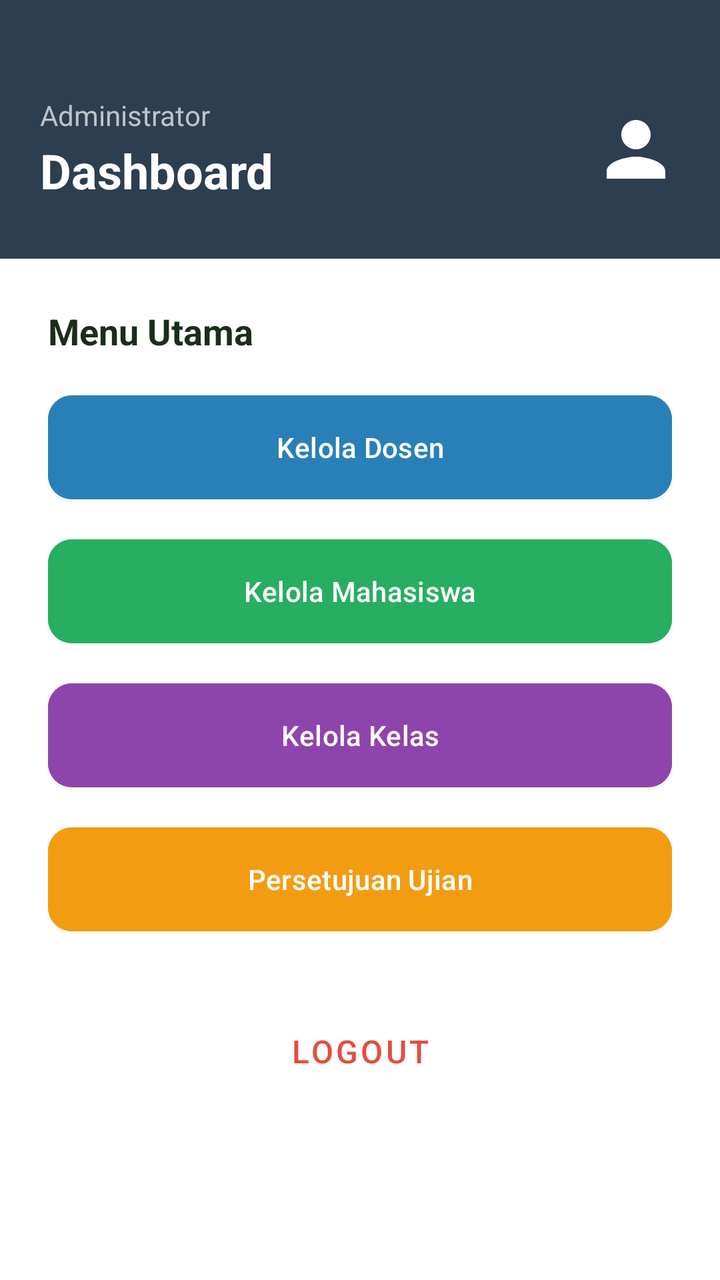
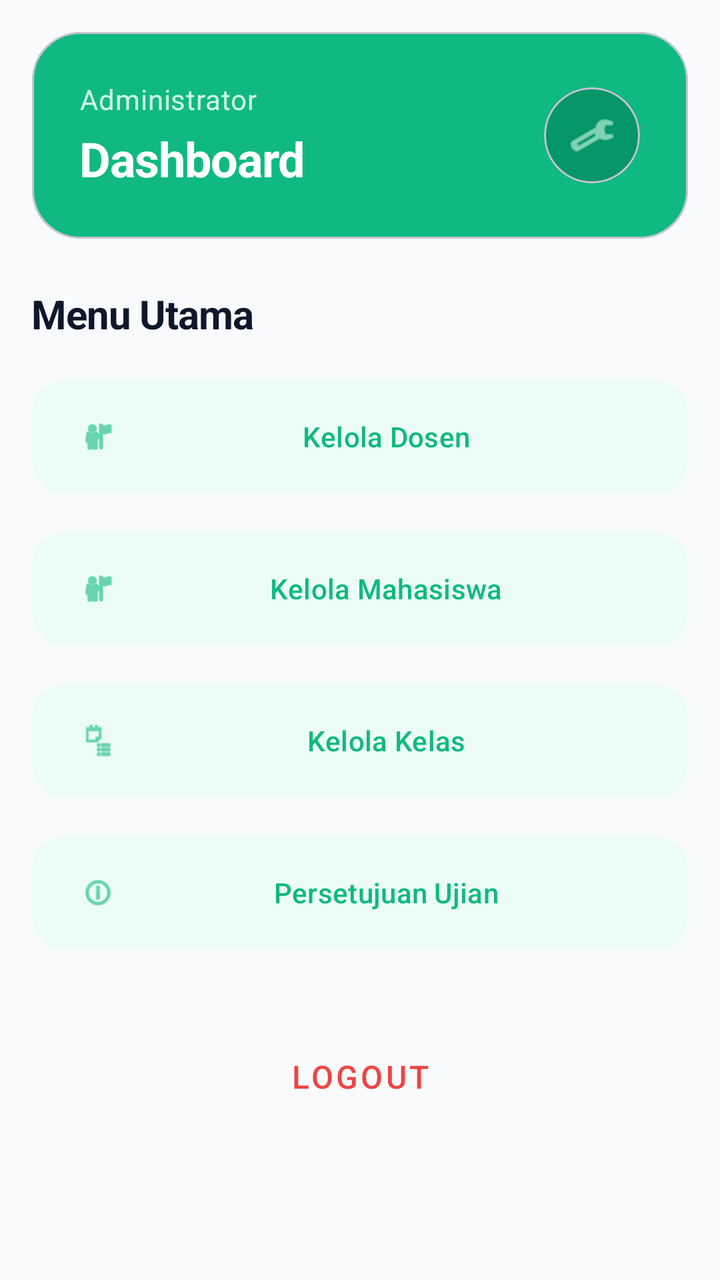

Before-and-after screenshots of an Android layout around one commit, followed by the original layout XML and the change that was made.
<!-- AndroidManifest.xml: application theme Theme.IFUnjaniExam -->
<!-- res/layout/activity_admin_dashboard.xml -->
<?xml version="1.0" encoding="utf-8"?>
<androidx.coordinatorlayout.widget.CoordinatorLayout xmlns:android="http://schemas.android.com/apk/res/android"
    xmlns:app="http://schemas.android.com/apk/res-auto"
    android:layout_width="match_parent"
    android:layout_height="match_parent"
    android:background="#ffffff">

    <androidx.core.widget.NestedScrollView
        android:layout_width="match_parent"
        android:layout_height="match_parent">

        <LinearLayout
            android:layout_width="match_parent"
            android:layout_height="wrap_content"
            android:orientation="vertical">

            
            <LinearLayout
                android:layout_width="match_parent"
                android:layout_height="wrap_content"
                android:background="#2c3e50"
                android:orientation="vertical"
                android:paddingStart="20dp"
                android:paddingEnd="20dp"
                android:paddingTop="48dp"
                android:paddingBottom="28dp">

                <LinearLayout
                    android:layout_width="match_parent"
                    android:layout_height="wrap_content"
                    android:gravity="center_vertical"
                    android:orientation="horizontal">

                    <LinearLayout
                        android:layout_width="0dp"
                        android:layout_height="wrap_content"
                        android:layout_weight="1"
                        android:orientation="vertical">

                        <TextView
                            android:layout_width="wrap_content"
                            android:layout_height="wrap_content"
                            android:text="Administrator"
                            android:textColor="#bdc3c7"
                            android:textSize="14sp" />

                        <TextView
                            android:layout_width="wrap_content"
                            android:layout_height="wrap_content"
                            android:layout_marginTop="2dp"
                            android:text="Dashboard"
                            android:textColor="#ffffff"
                            android:textSize="24sp"
                            android:textStyle="bold" />
                    </LinearLayout>

                    <ImageView
                        android:layout_width="44dp"
                        android:layout_height="44dp"
                        android:background="@drawable/ic_person"
                        app:tint="#bdc3c7"
                        android:contentDescription="Admin Profile" />
                </LinearLayout>
            </LinearLayout>

            
            <LinearLayout
                android:layout_width="match_parent"
                android:layout_height="wrap_content"
                android:orientation="vertical"
                android:padding="24dp">

                <TextView
                    android:layout_width="wrap_content"
                    android:layout_height="wrap_content"
                    android:layout_marginBottom="16dp"
                    android:text="Menu Utama"
                    android:textColor="#1a2e1a"
                    android:textSize="18sp"
                    android:textStyle="bold" />

                <com.google.android.material.button.MaterialButton
                    android:id="@+id/btnKelolaDosen"
                    android:layout_width="match_parent"
                    android:layout_height="60dp"
                    android:text="Kelola Dosen"
                    android:textColor="#ffffff"
                    android:backgroundTint="#2980b9"
                    app:cornerRadius="12dp"
                    android:layout_marginBottom="12dp" />

                <com.google.android.material.button.MaterialButton
                    android:id="@+id/btnKelolaMahasiswa"
                    android:layout_width="match_parent"
                    android:layout_height="60dp"
                    android:text="Kelola Mahasiswa"
                    android:textColor="#ffffff"
                    android:backgroundTint="#27ae60"
                    app:cornerRadius="12dp"
                    android:layout_marginBottom="12dp" />

                <com.google.android.material.button.MaterialButton
                    android:id="@+id/btnKelolaKelas"
                    android:layout_width="match_parent"
                    android:layout_height="60dp"
                    android:text="Kelola Kelas"
                    android:textColor="#ffffff"
                    android:backgroundTint="#8e44ad"
                    app:cornerRadius="12dp"
                    android:layout_marginBottom="12dp" />

                <com.google.android.material.button.MaterialButton
                    android:id="@+id/btnPersetujuan"
                    android:layout_width="match_parent"
                    android:layout_height="60dp"
                    android:text="Persetujuan Ujian"
                    android:textColor="#ffffff"
                    android:backgroundTint="#f39c12"
                    app:cornerRadius="12dp"
                    android:layout_marginBottom="32dp" />

                <com.google.android.material.button.MaterialButton
                    android:id="@+id/btnLogout"
                    style="@style/Widget.MaterialComponents.Button.TextButton"
                    android:layout_width="match_parent"
                    android:layout_height="wrap_content"
                    android:text="Logout"
                    android:textColor="#e74c3c"
                    android:textSize="16sp" />

            </LinearLayout>
        </LinearLayout>
    </androidx.core.widget.NestedScrollView>
</androidx.coordinatorlayout.widget.CoordinatorLayout>
<!-- resources referenced by this layout -->
<resources>
  <!-- drawable ic_person (drawable) -->
  <vector xmlns:android="http://schemas.android.com/apk/res/android"
      android:width="24dp"
      android:height="24dp"
      android:viewportWidth="24"
      android:viewportHeight="24"
      android:tint="#FFFFFF">
    <path
        android:fillColor="#FF000000"
        android:pathData="M12,12c2.21,0 4,-1.79 4,-4s-1.79,-4 -4,-4 -4,1.79 -4,4 1.79,4 4,4zm0,2c-2.67,0 -8,1.34 -8,4v2h16v-2c0,-2.66 -5.33,-4 -8,-4z"/>
  </vector>
  <style name="Theme.IFUnjaniExam" parent="Base.Theme.IFUnjaniExam" />
  <style name="Base.Theme.IFUnjaniExam" parent="Theme.Material3.DayNight.NoActionBar">
          
          
      </style>
</resources>

<!-- the commit's change to res/layout/activity_admin_dashboard.xml (unified diff, before → after) -->
@@ -3,11 +3,13 @@
     xmlns:app="http://schemas.android.com/apk/res-auto"
     android:layout_width="match_parent"
     android:layout_height="match_parent"
-    android:background="#ffffff">
+    android:background="#F8FAFC">
 
     <androidx.core.widget.NestedScrollView
         android:layout_width="match_parent"
-        android:layout_height="match_parent">
+        android:layout_height="match_parent"
+        android:clipToPadding="false"
+        android:paddingBottom="80dp">
 
         <LinearLayout
             android:layout_width="match_parent"
@@ -15,117 +17,149 @@
             android:orientation="vertical">
 
             
-            <LinearLayout
+            <com.google.android.material.card.MaterialCardView
                 android:layout_width="match_parent"
                 android:layout_height="wrap_content"
-                android:background="#2c3e50"
-                android:orientation="vertical"
-                android:paddingStart="20dp"
-                android:paddingEnd="20dp"
-                android:paddingTop="48dp"
-                android:paddingBottom="28dp">
+                android:layout_margin="16dp"
+                app:cardBackgroundColor="#10B981"
+                app:cardCornerRadius="24dp"
+                app:cardElevation="0dp">
 
                 <LinearLayout
                     android:layout_width="match_parent"
                     android:layout_height="wrap_content"
-                    android:gravity="center_vertical"
-                    android:orientation="horizontal">
+                    android:orientation="vertical"
+                    android:padding="24dp">
 
                     <LinearLayout
-                        android:layout_width="0dp"
+                        android:layout_width="match_parent"
                         android:layout_height="wrap_content"
-                        android:layout_weight="1"
-                        android:orientation="vertical">
+                        android:gravity="center_vertical"
+                        android:orientation="horizontal">
 
-                        <TextView
-                            android:layout_width="wrap_content"
+                        <LinearLayout
+                            android:layout_width="0dp"
                             android:layout_height="wrap_content"
-                            android:text="Administrator"
-                            android:textColor="#bdc3c7"
-                            android:textSize="14sp" />
+                            android:layout_weight="1"
+                            android:orientation="vertical">
 
-                        <TextView
-                            android:layout_width="wrap_content"
-                            android:layout_height="wrap_content"
-                            android:layout_marginTop="2dp"
-                            android:text="Dashboard"
-                            android:textColor="#ffffff"
-                            android:textSize="24sp"
-                            android:textStyle="bold" />
+                            <TextView
+                                android:layout_width="wrap_content"
+                                android:layout_height="wrap_content"
+                                android:text="Administrator"
+                                android:textColor="#D1FAE5"
+                                android:textSize="14sp"
+                                android:letterSpacing="0.02" />
+
+                            <TextView
+                                android:layout_width="wrap_content"
+                                android:layout_height="wrap_content"
+                                android:layout_marginTop="4dp"
+                                android:text="Dashboard"
+                                android:textColor="#FFFFFF"
+                                android:textSize="24sp"
+                                android:textStyle="bold"
+                                android:letterSpacing="-0.02" />
+                        </LinearLayout>
+
+                        
+                        <com.google.android.material.card.MaterialCardView
+                            android:layout_width="48dp"
+                            android:layout_height="48dp"
+                            app:cardCornerRadius="24dp"
+                            app:cardElevation="0dp"
+                            app:cardBackgroundColor="#059669">
+                            
+                            <ImageView
+                                android:layout_width="24dp"
+                                android:layout_height="24dp"
+                                android:layout_gravity="center"
+                                android:src="@android:drawable/ic_menu_manage"
+                                app:tint="#D1FAE5"
+                                android:contentDescription="Profile" />
+                        </com.google.android.material.card.MaterialCardView>
                     </LinearLayout>
-
-                    <ImageView
-                        android:layout_width="44dp"
-                        android:layout_height="44dp"
-                        android:background="@drawable/ic_person"
-                        app:tint="#bdc3c7"
-                        android:contentDescription="Admin Profile" />
                 </LinearLayout>
-            </LinearLayout>
+            </com.google.android.material.card.MaterialCardView>
 
             
             <LinearLayout
                 android:layout_width="match_parent"
                 android:layout_height="wrap_content"
                 android:orientation="vertical"
-                android:padding="24dp">
+                android:paddingHorizontal="16dp"
+                android:paddingTop="8dp">
 
                 <TextView
                     android:layout_width="wrap_content"
                     android:layout_height="wrap_content"
                     android:layout_marginBottom="16dp"
                     android:text="Menu Utama"
-                    android:textColor="#1a2e1a"
-                    android:textSize="18sp"
-                    android:textStyle="bold" />
+                    android:textColor="#0F172A"
+                    android:textSize="20sp"
+                    android:textStyle="bold"
+                    android:letterSpacing="-0.02" />
 
+                
                 <com.google.android.material.button.MaterialButton
                     android:id="@+id/btnKelolaDosen"
+                    style="@style/Widget.Material3.Button.TonalButton"
                     android:layout_width="match_parent"
-                    android:layout_height="60dp"
+                    android:layout_height="64dp"
                     android:text="Kelola Dosen"
-                    android:textColor="#ffffff"
-                    android:backgroundTint="#2980b9"
-                    app:cornerRadius="12dp"
+                    android:textColor="#10B981"
+                    android:backgroundTint="#ECFDF5"
+                    app:icon="@android:drawable/ic_menu_myplaces"
+                    app:iconTint="#10B981"
+                    app:cornerRadius="16dp"
                     android:layout_marginBottom="12dp" />
 
                 <com.google.android.material.button.MaterialButton
                     android:id="@+id/btnKelolaMahasiswa"
+                    style="@style/Widget.Material3.Button.TonalButton"
                     android:layout_width="match_parent"
-                    android:layout_height="60dp"
+                    android:layout_height="64dp"
                     android:text="Kelola Mahasiswa"
-                    android:textColor="#ffffff"
-                    android:backgroundTint="#27ae60"
-                    app:cornerRadius="12dp"
+                    android:textColor="#10B981"
+                    android:backgroundTint="#ECFDF5"
+                    app:icon="@android:drawable/ic_menu_myplaces"
+                    app:iconTint="#10B981"
+                    app:cornerRadius="16dp"
                     android:layout_marginBottom="12dp" />
 
                 <com.google.android.material.button.MaterialButton
                     android:id="@+id/btnKelolaKelas"
+                    style="@style/Widget.Material3.Button.TonalButton"
                     android:layout_width="match_parent"
-                    android:layout_height="60dp"
+                    android:layout_height="64dp"
                     android:text="Kelola Kelas"
-                    android:textColor="#ffffff"
-                    android:backgroundTint="#8e44ad"
-                    app:cornerRadius="12dp"
+                    android:textColor="#10B981"
+                    android:backgroundTint="#ECFDF5"
+                    app:icon="@android:drawable/ic_menu_agenda"
+                    app:iconTint="#10B981"
+                    app:cornerRadius="16dp"
                     android:layout_marginBottom="12dp" />
 
                 <com.google.android.material.button.MaterialButton
                     android:id="@+id/btnPersetujuan"
+                    style="@style/Widget.Material3.Button.TonalButton"
                     android:layout_width="match_parent"
-                    android:layout_height="60dp"
+                    android:layout_height="64dp"
                     android:text="Persetujuan Ujian"
-                    android:textColor="#ffffff"
-                    android:backgroundTint="#f39c12"
-                    app:cornerRadius="12dp"
+                    android:textColor="#10B981"
+                    android:backgroundTint="#ECFDF5"
+                    app:icon="@android:drawable/ic_menu_info_details"
+                    app:iconTint="#10B981"
+                    app:cornerRadius="16dp"
                     android:layout_marginBottom="32dp" />
 
                 <com.google.android.material.button.MaterialButton
                     android:id="@+id/btnLogout"
                     style="@style/Widget.MaterialComponents.Button.TextButton"
                     android:layout_width="match_parent"
-                    android:layout_height="wrap_content"
+                    android:layout_height="56dp"
                     android:text="Logout"
-                    android:textColor="#e74c3c"
+                    android:textColor="#EF4444"
                     android:textSize="16sp" />
 
             </LinearLayout>
<!-- resource entries referenced after the edit -->
@@ -1,16 +1,5 @@
 <!-- resources referenced by this layout -->
 <resources>
-  <!-- drawable ic_person (drawable) -->
-  <vector xmlns:android="http://schemas.android.com/apk/res/android"
-      android:width="24dp"
-      android:height="24dp"
-      android:viewportWidth="24"
-      android:viewportHeight="24"
-      android:tint="#FFFFFF">
-    <path
-        android:fillColor="#FF000000"
-        android:pathData="M12,12c2.21,0 4,-1.79 4,-4s-1.79,-4 -4,-4 -4,1.79 -4,4 1.79,4 4,4zm0,2c-2.67,0 -8,1.34 -8,4v2h16v-2c0,-2.66 -5.33,-4 -8,-4z"/>
-  </vector>
   <style name="Theme.IFUnjaniExam" parent="Base.Theme.IFUnjaniExam" />
   <style name="Base.Theme.IFUnjaniExam" parent="Theme.Material3.DayNight.NoActionBar">
           
